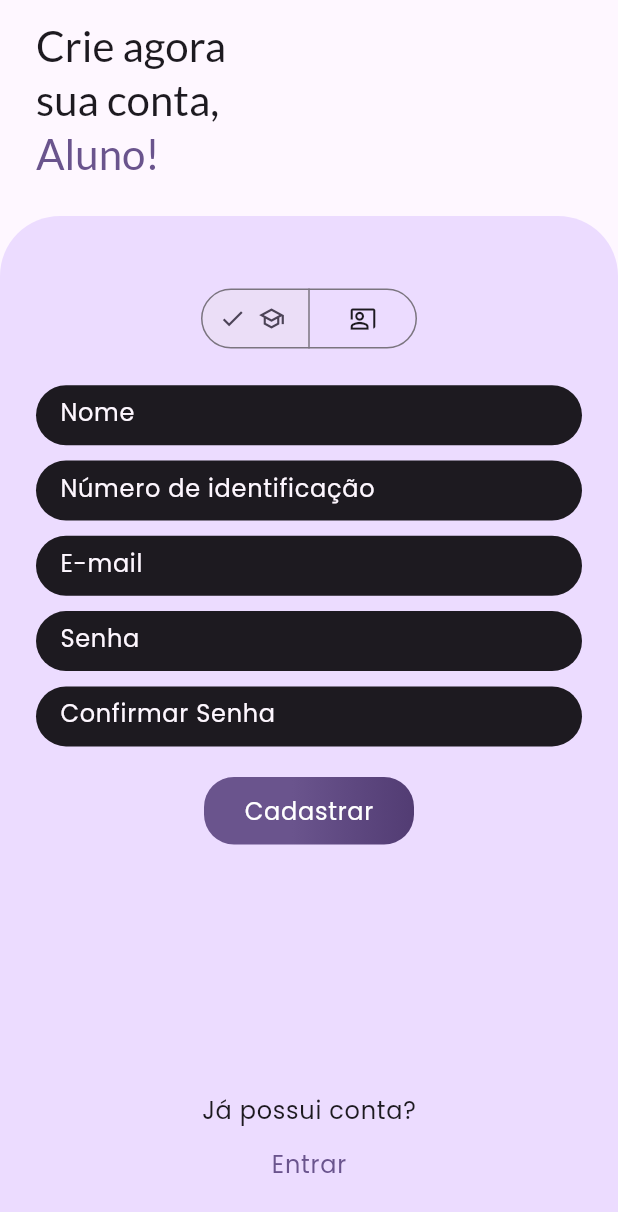
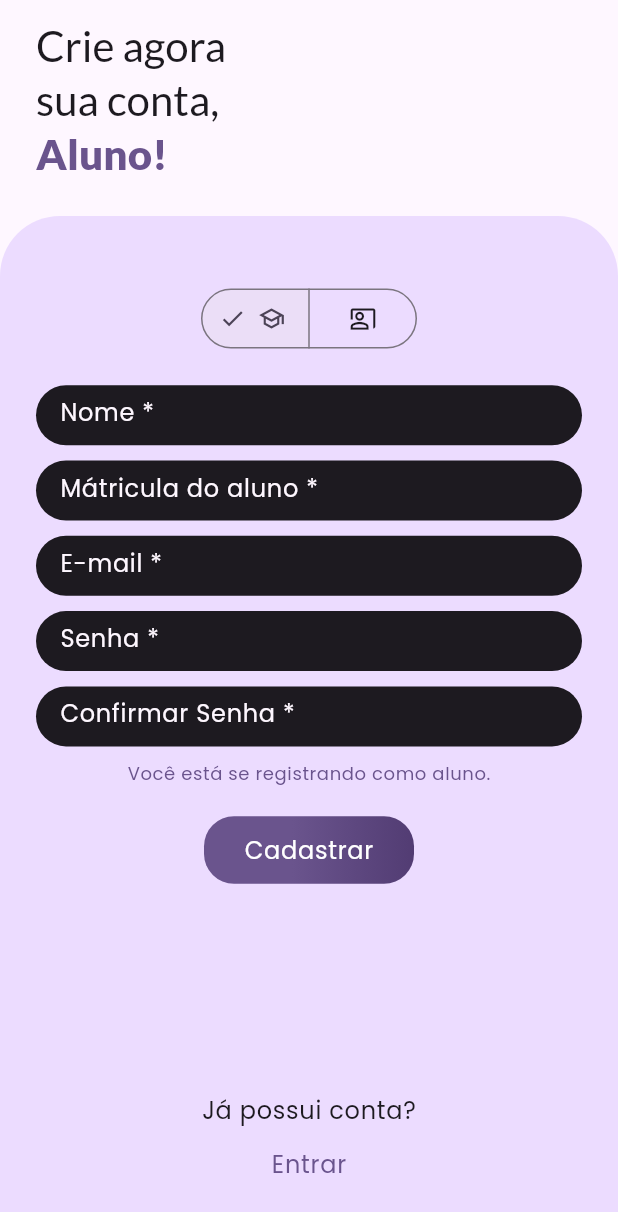
Before and after one commit to pedropelaes/PI_IV_ES_TIME-8, a Flutter app: the SignupScreen screen opened directly, on a phone screen of 412 x 824 dp. Shown: the top 1212 px of the screen. Run offline on Flutter 3.47's test engine with Material 3 defaults, Android fonts, the phone set to English and light mode, and no system bars; our stand-ins replace device_preview, flutter_dotenv, flutter_platform_widgets, get_it, google_fonts, web; missing offline and left inert: dart:js_interop, mobile_scanner.

Commit message:
fix: mudanças visuais em signup_screen, reset_password_screen, login_screen

```diff
--- a/app/vocatio/lib/screens/reset_password_screen.dart
+++ b/app/vocatio/lib/screens/reset_password_screen.dart
@@ -1,5 +1,4 @@
 import 'package:flutter/material.dart';
-import 'package:flutter_platform_widgets/flutter_platform_widgets.dart';
 import 'package:vocattio/services/auth_service.dart';
 import 'package:vocattio/widgets/background_containers.dart';
 import 'package:vocattio/widgets/button_design.dart';
@@ -84,7 +83,9 @@ class _ResetPasswordScreenState extends State<ResetPassowordScreen>{
   Widget build(BuildContext context){
     final ThemeData theme = Theme.of(context);
     final TextTheme textTheme = theme.textTheme;
+    TargetPlatform platform = theme.platform;
     return Scaffold(
+      extendBodyBehindAppBar: true,
       appBar: AppBar(title: Text('Voltar', style: textTheme.headlineSmall?.copyWith(color: theme.colorScheme.onSurface),),
       backgroundColor: Colors.transparent, elevation: 0, shadowColor: Colors.transparent, surfaceTintColor: Colors.transparent,),
       body: surfaceGradientContainer(
@@ -189,8 +190,8 @@ class _ResetPasswordScreenState extends State<ResetPassowordScreen>{
     return [
       SizedBox(height: largeSpacing,),
       Text(
-        'Insira o e-mail relacionado a sua conta.\n Você recebera um link para recuperar sua senha,',
-        style: textTheme.headlineSmall?.copyWith(
+        'Insira o e-mail relacionado a sua conta. Você recebera um link para recuperar sua senha,',
+        style: textTheme.titleLarge?.copyWith(
           color: isMobileLayout ? theme.colorScheme.onPrimaryContainer : theme.colorScheme.onSurface
         ),
         textAlign: TextAlign.center,
--- a/app/vocatio/lib/screens/signup_screen.dart
+++ b/app/vocatio/lib/screens/signup_screen.dart
@@ -249,7 +249,10 @@ class _SignupScreenState extends State<SignupScreen> {
                           ),
                           TextSpan(
                             text: PouA,
-                            style: textTheme.headlineMedium?.copyWith(color: theme.colorScheme.primary),
+                            style: textTheme.headlineMedium?.copyWith(
+                              color: theme.colorScheme.primary,
+                              fontWeight: FontWeight.w800
+                            ),
                           )
                         ],
 
@@ -272,15 +275,8 @@ class _SignupScreenState extends State<SignupScreen> {
                       child: ConstrainedBox(
                         constraints: BoxConstraints(minHeight: screenHeight),
                         child: IntrinsicHeight(
-                          child: Container(
-                            decoration: BoxDecoration(
-                                  color: theme.colorScheme.primaryContainer,
-                                  borderRadius: BorderRadius.only(
-                                    topLeft: Radius.circular(40),
-                                    topRight: Radius.circular(40)
-                                  )
-                                ),
-                            padding: EdgeInsets.all(24.0),
+                          child: primaryFormsContainer(
+                            theme: theme,
                             child: Column(
                               children: [
                                 SizedBox(height: largeSpacing,),
@@ -366,18 +362,24 @@ class _SignupScreenState extends State<SignupScreen> {
         emptySelectionAllowed: false,
       ),
       SizedBox(height: largeSpacing),
-      TextFieldDesign(controller: nameController, hintText: 'Nome', context: context),
-      if (_typeSelector.contains(AccountType.aluno))
-        ...[
-          SizedBox(height: smallSpacing),
-          TextFieldDesign(controller: idController, hintText: 'Número de identificação', context: context),
-        ],
+      TextFieldDesign(controller: nameController, hintText: 'Nome *', context: context),
+      //if (_typeSelector.contains(AccountType.aluno))
       SizedBox(height: smallSpacing),
-      TextFieldDesign(controller: emailController, hintText: 'E-mail', context: context),
+      TextFieldDesign(controller: idController, hintText: _typeSelector.contains(AccountType.aluno) ? 'Mátricula do aluno *' : 'ID do professor *',
+      context: context),
       SizedBox(height: smallSpacing),
-      TextFieldDesign(controller: passwordController, hintText: 'Senha', context: context),
+      TextFieldDesign(controller: emailController, hintText: 'E-mail *', context: context),
       SizedBox(height: smallSpacing),
-      TextFieldDesign(controller: confirmPasswordController, hintText: 'Confirmar Senha', context: context),
+      TextFieldDesign(controller: passwordController, hintText: 'Senha *', context: context),
+      SizedBox(height: smallSpacing),
+      TextFieldDesign(controller: confirmPasswordController, hintText: 'Confirmar Senha *', context: context),
+      SizedBox(height: smallSpacing,),
+      Text(
+        _typeSelector.contains(AccountType.aluno) ? 'Você está se registrando como aluno.' : 'Você está se registrando como professor.',
+        style: textTheme.bodySmall?.copyWith(
+          color: theme.colorScheme.primary
+        ),
+      ),
       SizedBox(height: largeSpacing),
       primaryButtonDesign(
         context: context,
--- a/app/vocatio/lib/widgets/background_containers.dart
+++ b/app/vocatio/lib/widgets/background_containers.dart
@@ -25,16 +25,23 @@ Widget surfaceGradientContainer({
 
 Widget primaryFormsContainer({
   required ThemeData theme,
-  required Widget child
+  required Widget child,
 }){
+  final Brightness currentBrightness = theme.brightness;
+  final bool isDarkMode = currentBrightness == Brightness.dark;
   return Container(
     decoration: BoxDecoration(
-          color: theme.colorScheme.primaryContainer,
-          borderRadius: BorderRadius.only(
-            topLeft: Radius.circular(40),
-            topRight: Radius.circular(40)
-          )
+      gradient: LinearGradient(
+        colors: [
+           isDarkMode ? theme.colorScheme.onPrimaryFixed : theme.colorScheme.primaryContainer,
+           isDarkMode ? theme.colorScheme.onPrimaryFixedVariant : theme.colorScheme.primaryContainer
+          ]
         ),
+      borderRadius: BorderRadius.only(
+        topLeft: Radius.circular(40),
+        topRight: Radius.circular(40)
+      )
+    ),
     padding: EdgeInsets.all(24.0),
     child: child
   );
```
